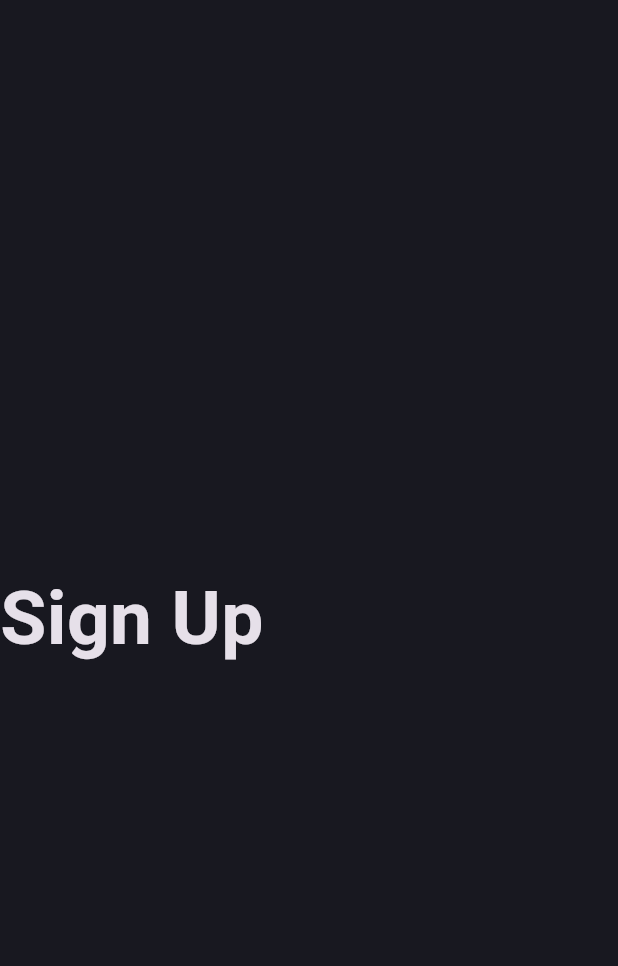
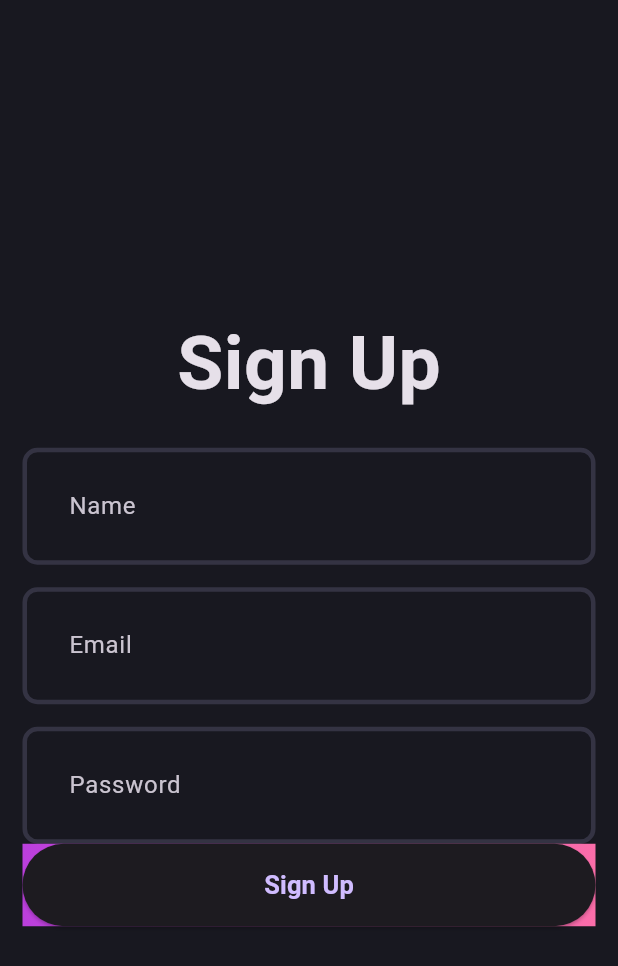
Before and after one commit to Kezia-Cane/flutter_blogApp, a Flutter app: the screen it shows after launch, on a phone screen of 412 x 824 dp. Shown: the top 966 px of the screen. Run offline on Flutter 3.47's test engine with Material 3 defaults, Android fonts, the phone set to English and light mode, and no system bars.

Commit message:
added gradient button

```diff
--- a/analysis_options.yaml
+++ b/analysis_options.yaml
@@ -7,6 +7,9 @@
 
 # The following line activates a set of recommended lints for Flutter apps,
 # packages, and plugins designed to encourage good coding practices.
+analyzer:
+  errors:
+    prefer_const_literals_to_create_immutables: ignore
 include: package:flutter_lints/flutter.yaml
 
 linter:
@@ -23,6 +26,5 @@ linter:
   rules:
     # avoid_print: false  # Uncomment to disable the `avoid_print` rule
     # prefer_single_quotes: true  # Uncomment to enable the `prefer_single_quotes` rule
-
 # Additional information about this file can be found at
 # https://dart.dev/guides/language/analysis-options
--- a/lib/core/theme/theme.dart
+++ b/lib/core/theme/theme.dart
@@ -1,7 +1,20 @@
+// ignore_for_file: prefer_const_constructors
+
 import 'package:blog_app/core/theme/app_pallete.dart';
 import 'package:flutter/material.dart';
 
 class AppTheme {
-  static final darkThemeMode = ThemeData.dark()
-      .copyWith(scaffoldBackgroundColor: AppPallete.backgroundColor);
+  static _border([Color color = AppPallete.borderColor]) => OutlineInputBorder(
+      borderSide: BorderSide(
+        color: color,
+        width: 3,
+      ),
+      borderRadius: BorderRadius.circular(10));
+  static final darkThemeMode = ThemeData.dark().copyWith(
+    scaffoldBackgroundColor: AppPallete.backgroundColor,
+    inputDecorationTheme: InputDecorationTheme(
+        contentPadding: EdgeInsets.all(27),
+        enabledBorder: _border(),
+        focusedBorder: _border(AppPallete.gradient2)),
+  );
 }
--- a/lib/presentation/pages/signup_page.dart
+++ b/lib/presentation/pages/signup_page.dart
@@ -1,3 +1,7 @@
+// ignore_for_file: prefer_const_constructors, prefer_const_literals_to_create_immutables
+
+import 'package:blog_app/presentation/widgets/auth_field.dart';
+import 'package:blog_app/presentation/widgets/auth_gradientButton.dart';
 import 'package:flutter/material.dart';
 
 class SignUpPage extends StatefulWidget {
@@ -11,7 +15,9 @@ class _SignUpPageState extends State<SignUpPage> {
   @override
   Widget build(BuildContext context) {
     return Scaffold(
-      body: Column(
+      body: Padding(
+        padding: const EdgeInsets.all(15.0),
+        child: Column(
           mainAxisAlignment: MainAxisAlignment.center,
           children: [
             Text(
@@ -20,8 +26,22 @@ class _SignUpPageState extends State<SignUpPage> {
                 fontSize: 50,
                 fontWeight: FontWeight.bold,
               ),
-          )
+            ),
+            SizedBox(
+              height: 20,
+            ),
+            AuthField(hintText: 'Name'),
+            SizedBox(
+              height: 15,
+            ),
+            AuthField(hintText: 'Email'),
+            SizedBox(
+              height: 15,
+            ),
+            AuthField(hintText: 'Password'),
+            AuthGradientButton()
           ],
+        ),
       ),
     );
   }
--- /dev/null
+++ b/lib/presentation/widgets/auth_gradientButton.dart
@@ -0,0 +1,25 @@
+import 'package:blog_app/core/theme/app_pallete.dart';
+import 'package:flutter/material.dart';
+
+class AuthGradientButton extends StatelessWidget {
+  const AuthGradientButton({super.key});
+
+  @override
+  Widget build(BuildContext context) {
+    return Container(
+      decoration: const BoxDecoration(
+          gradient: LinearGradient(
+              colors: [AppPallete.gradient1, AppPallete.gradient2])),
+      child: ElevatedButton(
+        onPressed: () {},
+        style: ElevatedButton.styleFrom(
+          fixedSize: const Size(395, 55),
+        ),
+        child: const Text(
+          'Sign Up',
+          style: TextStyle(fontSize: 17, fontWeight: FontWeight.w600),
+        ),
+      ),
+    );
+  }
+}
```
Lines whose indentation alone changed are shown as unchanged.
